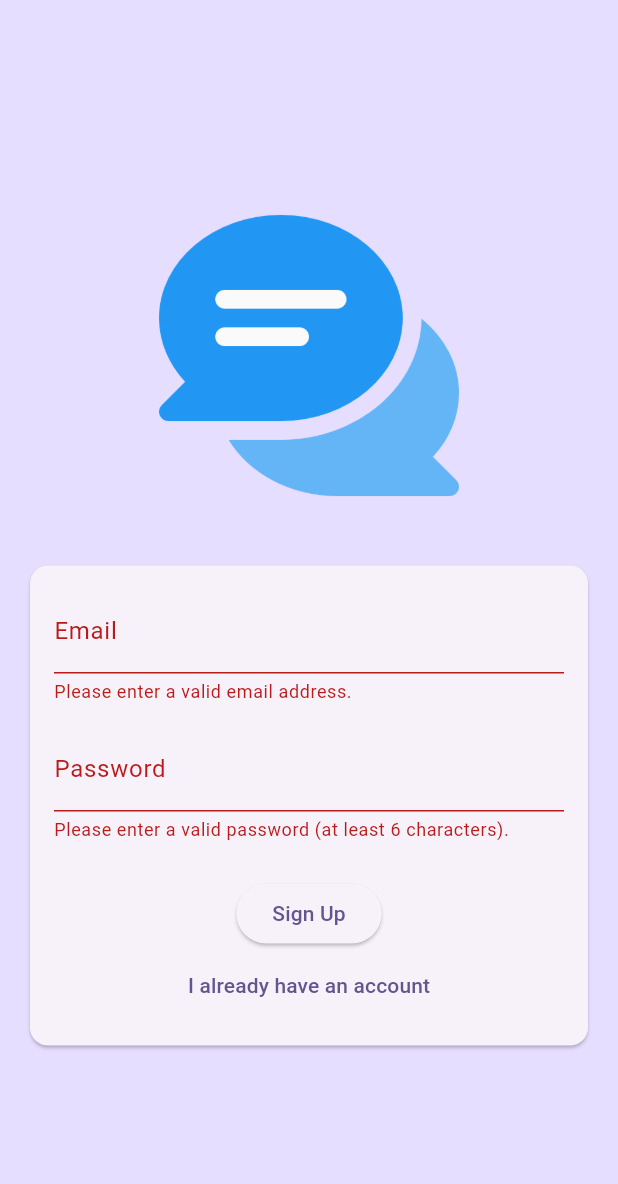
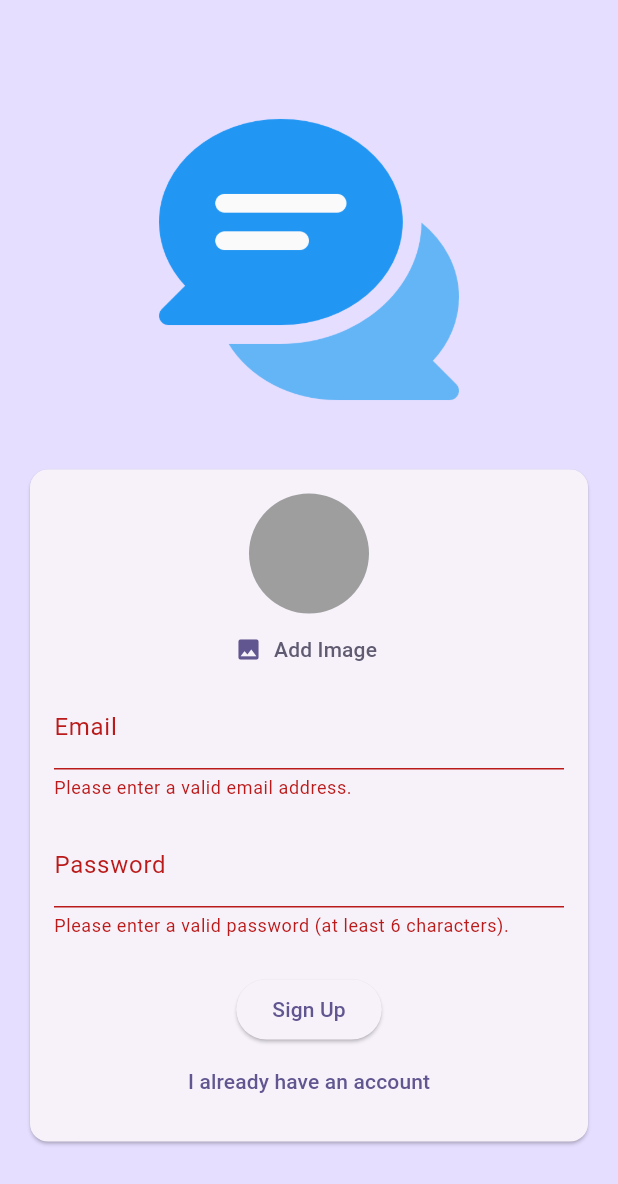
Before and after one commit to Maxmilly4050/ChitoChat, a Flutter app: the screen it shows after launch, after a tap on "Login", after a tap on "Create new account", on a phone screen of 412 x 824 dp. Shown: the top 1184 px of the screen. Run offline on Flutter 3.47's test engine with Material 3 defaults, Android fonts, the phone set to English and light mode, and no system bars; our stand-ins replace firebase_auth, firebase_core, firebase_storage, image_picker; accounts and stored records are empty.

Commit message:
Uploading selected profile picture from gallery to the firebase storage

```diff
--- a/lib/screens/auth.dart
+++ b/lib/screens/auth.dart
@@ -1,6 +1,8 @@
+import 'package:chito_chat/widgets/user_image_picker.dart';
+import 'package:firebase_storage/firebase_storage.dart';
 import 'package:flutter/material.dart';
 import 'package:firebase_auth/firebase_auth.dart';
-
+import 'dart:io';
 
 final firebase = FirebaseAuth.instance;
 
@@ -17,14 +19,20 @@ class _AuthScreenState extends State<AuthScreen> {
    var _userEmail = '';
    var _userPassword = '';
    var isLoading = false;
+   File? _userImageFile;
 
    void submit() async{
       final isValid = _formKey.currentState!.validate();
       FocusScope.of(context).unfocus();
 
-      if(!isValid) {
+      if(!isValid || (!isLogin && _userImageFile == null)) {
+         ScaffoldMessenger.of(context).clearSnackBars();
+          ScaffoldMessenger.of(context).showSnackBar(
+            SnackBar(content: Text(!isLogin && _userImageFile == null ? 'Please pick an image.' : 'Please enter valid credentials!' )),
+          );
         return;
       }
+
 
 
       _formKey.currentState!.save();
@@ -34,7 +42,12 @@ class _AuthScreenState extends State<AuthScreen> {
         await firebase.signInWithEmailAndPassword(email: _userEmail, password: _userPassword);
       } else {
           final userCredentials = await firebase.createUserWithEmailAndPassword(email: _userEmail, password: _userPassword);
-          print(userCredentials);
+
+          final imageRef = FirebaseStorage.instance.ref('user_images').
+            child('${userCredentials.user!.uid}.jpg');
+
+            await imageRef.putFile(_userImageFile!);
+            final imageUrl = await imageRef.getDownloadURL();
       }
         } on FirebaseAuthException catch (error) {
           if (!mounted) return;
@@ -80,6 +93,11 @@ class _AuthScreenState extends State<AuthScreen> {
                       child: Column(
                         mainAxisSize: MainAxisSize.min,
                         children: [
+                          if(!isLogin) UserImagePicker(
+                            onPickImage: (pickedImage) {
+                              _userImageFile = pickedImage;
+                            },
+                          ),
                           TextFormField(
                             decoration: InputDecoration(labelText: 'Email'),
                             keyboardType: TextInputType.emailAddress,
--- /dev/null
+++ b/lib/widgets/user_image_picker.dart
@@ -0,0 +1,44 @@
+import 'package:flutter/material.dart';
+import 'package:image_picker/image_picker.dart';
+import 'dart:io';
+
+class UserImagePicker extends StatefulWidget {
+  const UserImagePicker({super.key, required this.onPickImage});
+  final void Function(File pickedImage) onPickImage;
+
+  @override
+  State<UserImagePicker> createState() => _UserImagePickerState();
+}
+
+class _UserImagePickerState extends State<UserImagePicker> {
+  File? _pickedImage;
+
+  void pickImage() async{
+      final XFile? image = await ImagePicker().pickImage(source: ImageSource.gallery, imageQuality: 50, maxWidth: 150);
+      if(image != null) {
+        setState(() {
+          _pickedImage = File(image.path);
+        });
+      }
+      widget.onPickImage(_pickedImage!);
+      return;
+  }
+
+  @override
+  Widget build(BuildContext context) {
+    return Column(
+      children: [
+        CircleAvatar(
+          radius: 40,
+          backgroundColor: Colors.grey,
+          foregroundImage: _pickedImage != null ? FileImage(_pickedImage!) : null,
+        ),
+        TextButton.icon(
+          onPressed: pickImage,
+          icon: const Icon(Icons.image),
+          label: Text('Add Image', style: TextStyle(color: Theme.of(context).colorScheme.secondary) ,),
+        ),
+      ],
+    );
+  }
+}
```
